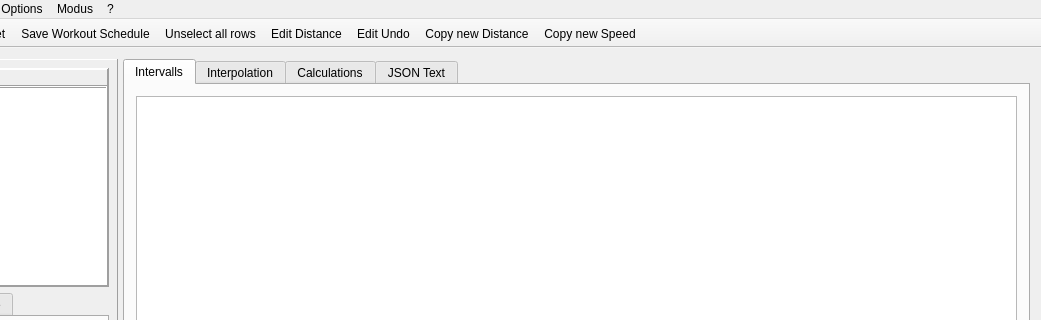
Before: the Qt Designer form mainwindow.ui in Tria-Andy/WorkoutEditor, drawn with Qt 5; both pictures show x 193 to 1234 and y 0 to 320 of the 1234 by 766 pixel window.
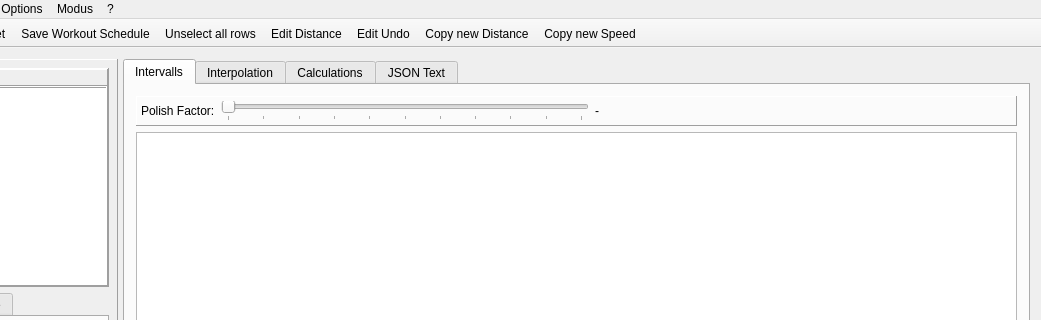
After: the same form once the commit is applied. The open tabs and pages were chosen to show the change. Icons and pictures are not drawn.

What changed in the file:
```diff
--- a/mainwindow.ui
+++ b/mainwindow.ui
@@ -548,6 +548,91 @@
             <string>Intervalls</string>
            </attribute>
            <layout class="QVBoxLayout" name="verticalLayout_4">
+            <item>
+             <widget class="QFrame" name="frame_polish">
+              <property name="frameShape">
+               <enum>QFrame::Panel</enum>
+              </property>
+              <property name="frameShadow">
+               <enum>QFrame::Raised</enum>
+              </property>
+              <layout class="QHBoxLayout" name="horizontalLayout_4">
+               <property name="spacing">
+                <number>6</number>
+               </property>
+               <property name="leftMargin">
+                <number>4</number>
+               </property>
+               <property name="topMargin">
+                <number>4</number>
+               </property>
+               <property name="rightMargin">
+                <number>4</number>
+               </property>
+               <property name="bottomMargin">
+                <number>4</number>
+               </property>
+               <item>
+                <widget class="QLabel" name="label_12">
+                 <property name="text">
+                  <string>Polish Factor:</string>
+                 </property>
+                </widget>
+               </item>
+               <item>
+                <widget class="QSlider" name="horizontalSlider_polish">
+                 <property name="minimum">
+                  <number>0</number>
+                 </property>
+                 <property name="maximum">
+                  <number>10</number>
+                 </property>
+                 <property name="pageStep">
+                  <number>1</number>
+                 </property>
+                 <property name="value">
+                  <number>0</number>
+                 </property>
+                 <property name="orientation">
+                  <enum>Qt::Horizontal</enum>
+                 </property>
+                 <property name="tickPosition">
+                  <enum>QSlider::TicksBelow</enum>
+                 </property>
+                 <property name="tickInterval">
+                  <number>1</number>
+                 </property>
+                </widget>
+               </item>
+               <item>
+                <widget class="QLabel" name="label_WorkFactor">
+                 <property name="minimumSize">
+                  <size>
+                   <width>50</width>
+                   <height>0</height>
+                  </size>
+                 </property>
+                 <property name="text">
+                  <string>-</string>
+                 </property>
+                </widget>
+               </item>
+               <item>
+                <spacer name="horizontalSpacer_7">
+                 <property name="orientation">
+                  <enum>Qt::Horizontal</enum>
+                 </property>
+                 <property name="sizeHint" stdset="0">
+                  <size>
+                   <width>40</width>
+                   <height>20</height>
+                  </size>
+                 </property>
+                </spacer>
+               </item>
+              </layout>
+             </widget>
+            </item>
             <item>
              <widget class="QTableView" name="tableView_int"/>
             </item>
```
Left out of the diff: 17 changed lines with no effect on the pictures.
